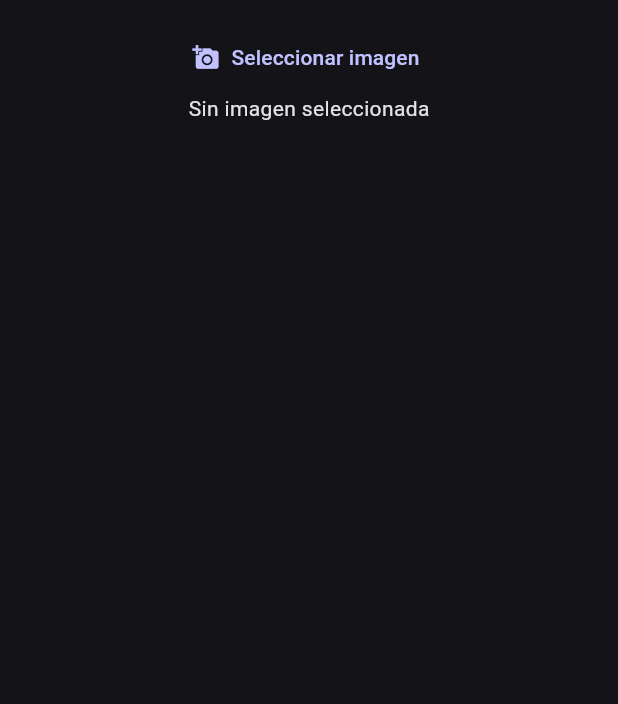
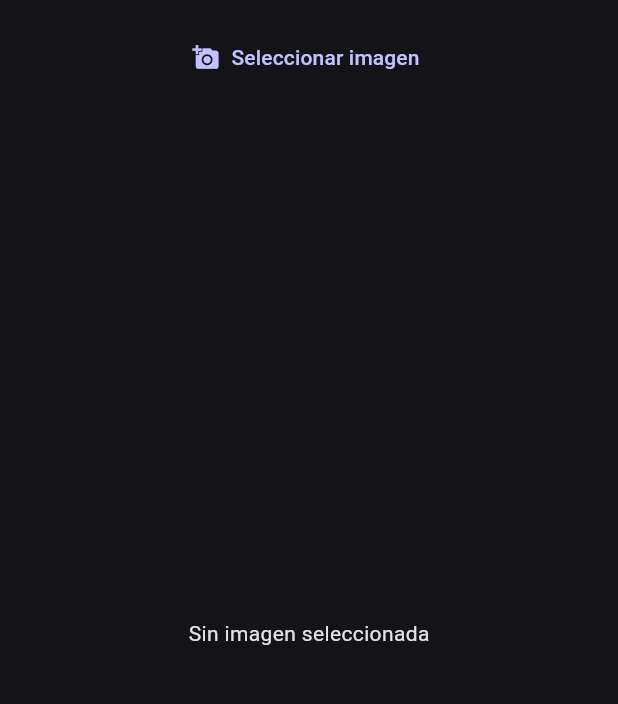
Before and after one commit to Brunox117/photo_mark, a Flutter app: the screen it shows after launch, on a phone screen of 412 x 824 dp, the part 63-767 px from its top. Run offline on Flutter 3.47's test engine with Material 3 defaults, Android fonts, the phone set to English and light mode, and no system bars; our stand-ins replace image_picker.

Commit message:
se ocupa mas espacio a cambio de un crop sobre la imagen

```diff
--- a/lib/pages/home_page.dart
+++ b/lib/pages/home_page.dart
@@ -18,7 +18,6 @@ class _HomePageState extends State<HomePage> {
     return Scaffold(
       appBar: AppBar(title: const Text('Photo Mark')),
       body: Column(
-        crossAxisAlignment: CrossAxisAlignment.center,
         children: [
           Row(
             mainAxisAlignment: MainAxisAlignment.center,
@@ -34,12 +33,7 @@ class _HomePageState extends State<HomePage> {
                 icon: const Icon(Icons.add_a_photo),
                 label: const Text('Seleccionar imagen'),
               ),
-            ],
-          ),
-          (image != null)
-              ? Column(
-                  children: [
-                    PhotoMarkWidget(image: image!),
+              if (image != null)
                 TextButton(
                   onPressed: () {
                     setState(() {
@@ -49,8 +43,12 @@ class _HomePageState extends State<HomePage> {
                   child: const Text('Borrar imagen'),
                 ),
             ],
-                )
-              : const Text('Sin imagen seleccionada'),
+          ),
+          Expanded(
+            child: image != null
+                ? PhotoMarkWidget(image: image!)
+                : const Center(child: Text('Sin imagen seleccionada')),
+          ),
         ],
       ),
     );
```
Also changed, not shown: lib/widgets/photo_mark_widget.dart (+12 -5 lines). Lines whose indentation alone changed are shown as unchanged.
